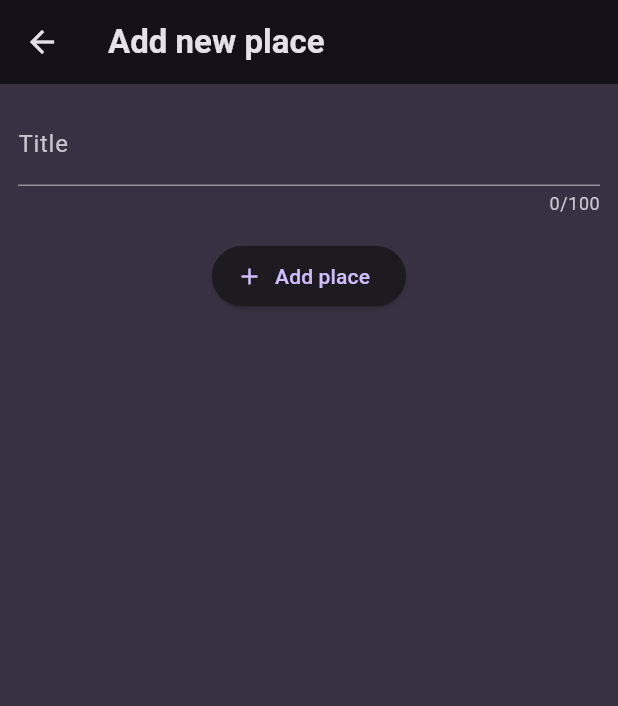
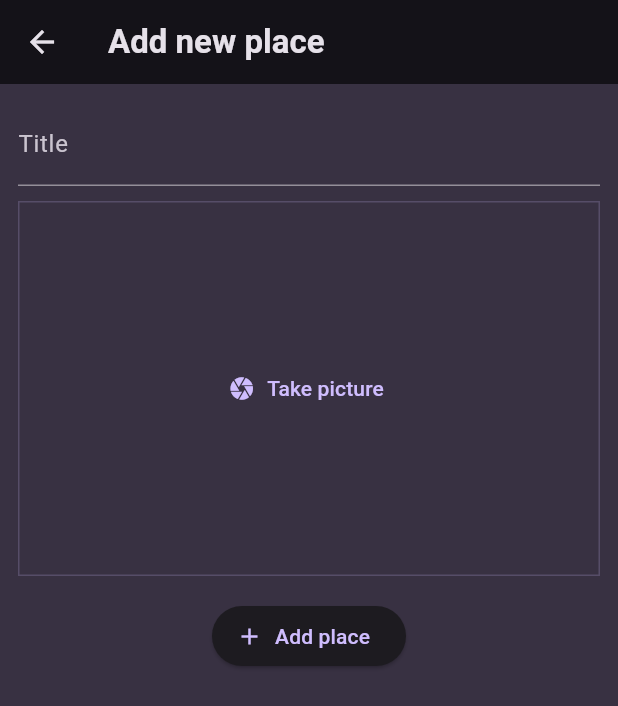
Before and after one commit to aibat-t/favorite_places, a Flutter app: the AddPlaceScreen screen opened directly, on a phone screen of 412 x 824 dp. Shown: the top 706 px of the screen. Run offline on Flutter 3.47's test engine with Material 3 defaults, Android fonts, the phone set to English and light mode, and no system bars; our stand-ins replace flutter_riverpod, google_fonts, image_picker.

Commit message:
added take photo functionality and save them to state

```diff
--- a/lib/models/place.dart
+++ b/lib/models/place.dart
@@ -1,10 +1,12 @@
+import 'dart:io';
 import 'package:uuid/uuid.dart';
 
 const uuid = Uuid();
 
 class Place {
-  Place({required this.title}) : id = uuid.v4();
+  Place({required this.title, required this.image}) : id = uuid.v4();
 
   final String id;
   final String title;
+  final File image;
 }
--- a/lib/screens/add_place.dart
+++ b/lib/screens/add_place.dart
@@ -1,4 +1,7 @@
+import 'dart:io';
+
 import 'package:favorite_places/providers/user_places.dart';
+import 'package:favorite_places/widgets/image_input.dart';
 import 'package:flutter/material.dart';
 import 'package:flutter_riverpod/flutter_riverpod.dart';
 
@@ -15,6 +18,7 @@ class AddPlaceScreen extends ConsumerStatefulWidget {
 
 class _AddPlaceScreen extends ConsumerState<AddPlaceScreen> {
   final _formKey = GlobalKey<FormState>();
+  File? _selectedFile;
 
   var _enteredTitle = '';
 
@@ -24,7 +28,18 @@ class _AddPlaceScreen extends ConsumerState<AddPlaceScreen> {
     if (_formKey.currentState!.validate()) {
       _formKey.currentState!.save();
     }
-    var newPlace = Place(title: _enteredTitle);
+
+    if (_selectedFile == null) {
+      ScaffoldMessenger.of(context).clearSnackBars();
+      ScaffoldMessenger.of(context).showSnackBar(
+        const SnackBar(
+          content: Text('Please select an image.'),
+        ),
+      );
+      return;
+    }
+
+    var newPlace = Place(title: _enteredTitle, image: _selectedFile!);
     ref.read(userPlacesProvider.notifier).addPlace(newPlace);
 
     Navigator.of(context).pop();
@@ -43,7 +58,6 @@ class _AddPlaceScreen extends ConsumerState<AddPlaceScreen> {
           child: Column(
             children: [
               TextFormField(
-                maxLength: 100,
                 decoration: const InputDecoration(label: Text('Title')),
                 validator: (value) {
                   if (value == null ||
@@ -60,9 +74,13 @@ class _AddPlaceScreen extends ConsumerState<AddPlaceScreen> {
                   _enteredTitle = value!;
                 },
               ),
-              const SizedBox(
-                height: 16,
+              const SizedBox(height: 10),
+              ImageInput(
+                onPickImage: (image) {
+                  _selectedFile = image;
+                },
               ),
+              const SizedBox(height: 16),
               ElevatedButton.icon(
                 onPressed: _isSending ? null : _savePlace,
                 icon: const Icon(Icons.add),
--- /dev/null
+++ b/lib/widgets/image_input.dart
@@ -0,0 +1,70 @@
+import 'dart:io';
+
+import 'package:flutter/material.dart';
+import 'package:image_picker/image_picker.dart';
+
+class ImageInput extends StatefulWidget {
+  const ImageInput({super.key, required this.onPickImage});
+
+  final void Function(File image) onPickImage;
+
+  @override
+  State<ImageInput> createState() {
+    return _ImageInputState();
+  }
+}
+
+class _ImageInputState extends State<ImageInput> {
+  File? _takenImage;
+
+  void _takePicture() async {
+    final imagePicker = ImagePicker();
+    final pickedImage = await imagePicker.pickImage(
+      source: ImageSource.camera,
+      maxWidth: 600,
+    );
+
+    if (pickedImage == null) {
+      return;
+    }
+
+    setState(() {
+      _takenImage = File(pickedImage.path);
+    });
+
+    widget.onPickImage(_takenImage!);
+  }
+
+  @override
+  Widget build(BuildContext context) {
+    Widget content = TextButton.icon(
+      icon: const Icon(Icons.camera),
+      label: const Text('Take picture'),
+      onPressed: _takePicture,
+    );
+
+    if (_takenImage != null) {
+      content = GestureDetector(
+        onTap: _takePicture,
+        child: Image.file(
+          _takenImage!,
+          fit: BoxFit.cover,
+          width: double.infinity,
+          height: double.infinity,
+        ),
+      );
+    }
+
+    return Container(
+        decoration: BoxDecoration(
+          border: Border.all(
+            width: 1,
+            color: Theme.of(context).colorScheme.primary.withOpacity(0.2),
+          ),
+        ),
+        height: 250,
+        width: double.infinity,
+        alignment: Alignment.center,
+        child: content);
+  }
+}
--- a/pubspec.yaml
+++ b/pubspec.yaml
@@ -38,6 +38,7 @@ dependencies:
   uuid: ^4.1.0
   flutter_riverpod: ^2.5.1
   google_fonts: 6.1.0
+  image_picker: ^1.0.8
 
 dev_dependencies:
   flutter_test:
```
Also changed, not shown: pubspec.lock, 6 other files.
